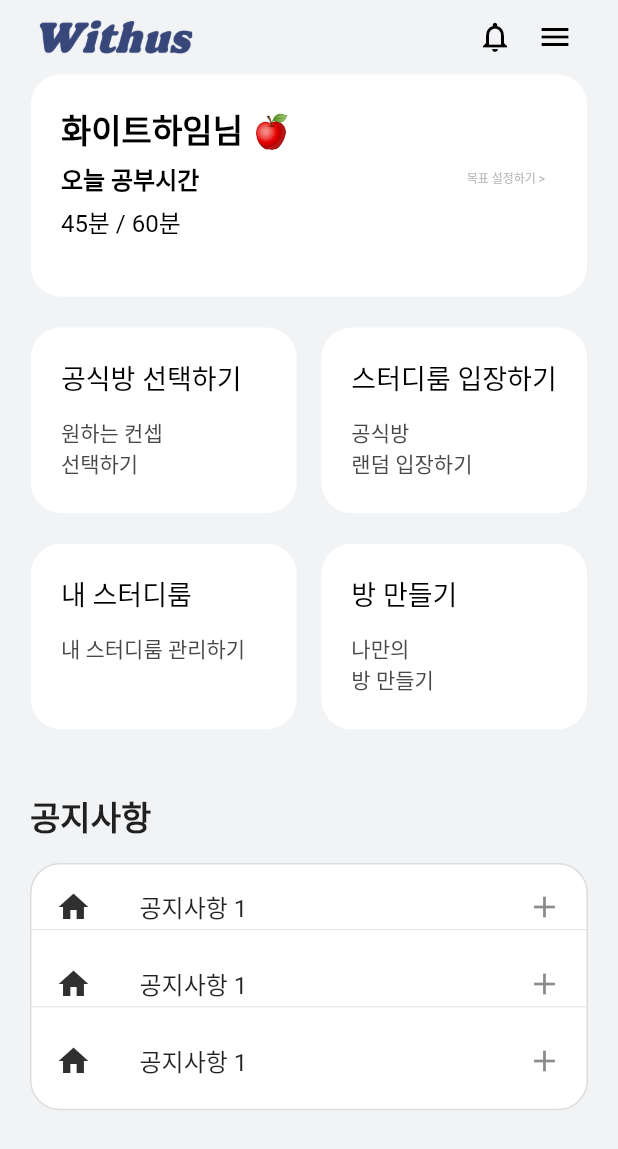
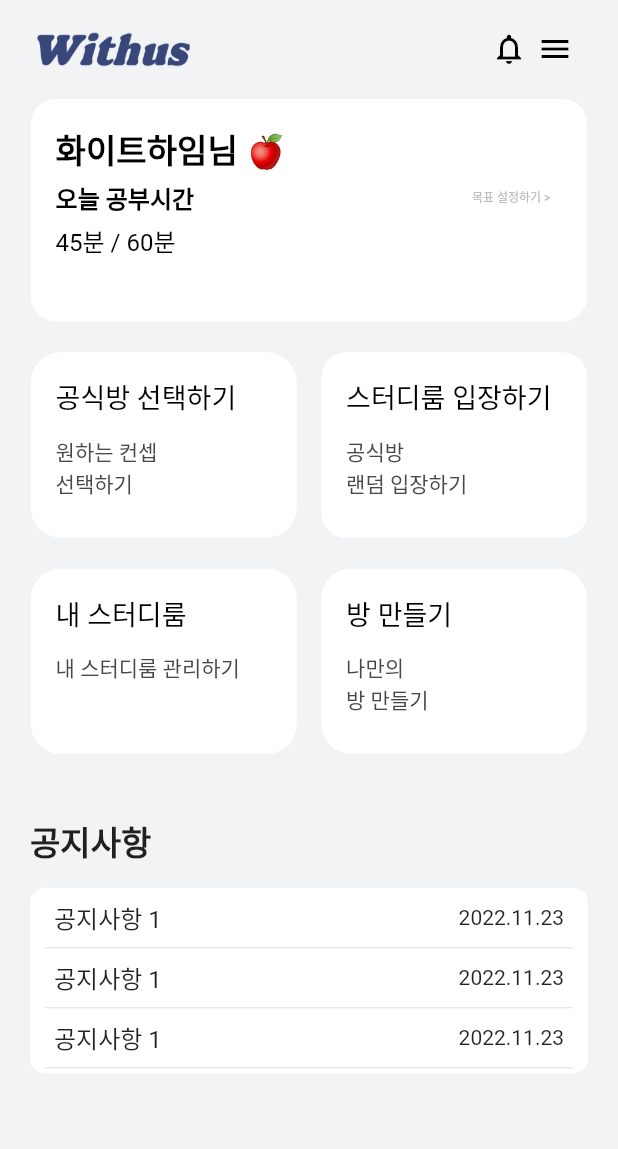
Before and after one commit to threeJob/withUs, a Flutter app: the screen it shows after launch, on a phone screen of 412 x 824 dp. Shown: the top 1149 px of the screen. Run offline on Flutter 3.47's test engine with Material 2 defaults, Android fonts, the phone set to English and light mode, and no system bars; our stand-ins replace get.

Commit message:
Design: update home_screen UI responsive

```diff
--- a/lib/screens/Home/home_screen.dart
+++ b/lib/screens/Home/home_screen.dart
@@ -13,12 +13,12 @@ class HomeScreen extends StatelessWidget {
     return CustomScaffold(
       backgroundColor: DScreenColor,
       appBar: AppBar(
-        toolbarHeight: screenHeight * 0.06,
+        toolbarHeight: screenHeight * 0.08,
         iconTheme: IconThemeData(color: Colors.black),
         elevation: 0,
         backgroundColor: DScreenColor,
         title: Padding(
-          padding: const EdgeInsets.only(left: 10),
+          padding: EdgeInsets.only(left: screenWidth * 0.02),
           child: Image.asset(
             "assets/images/logo.png",
             width: screenWidth * 0.25,
@@ -39,7 +39,7 @@ class HomeScreen extends StatelessWidget {
         actions: [
           IconButton(
             constraints: BoxConstraints(),
-            padding: EdgeInsets.only(right: 16),
+            padding: EdgeInsets.only(right: screenWidth * 0.016),
             icon: Icon(
               Icons.notifications_none,
             ),
@@ -58,11 +58,12 @@ class HomeScreen extends StatelessWidget {
               height: screenHeight * 0.18,
               child: ElevatedButton(
                 style: ElevatedButton.styleFrom(
-                  padding: EdgeInsets.all(20),
+                  padding: EdgeInsets.all(screenHeight * 0.02),
                   backgroundColor: Colors.white,
                   elevation: 0,
                   shape: RoundedRectangleBorder(
-                      borderRadius: BorderRadius.circular(20) //모서리
+                      borderRadius:
+                          BorderRadius.circular(screenHeight * 0.02) //모서리
                       ), //테두리
                   // maximumSize: screenWidth * 0.85,
                   // minimumSize: screenWidth * 0.85
@@ -132,7 +133,7 @@ class HomeScreen extends StatelessWidget {
                     child: ElevatedButton(
                         style: ElevatedButton.styleFrom(
                           backgroundColor: Colors.white,
-                          padding: EdgeInsets.all(20),
+                          padding: EdgeInsets.all(screenHeight * 0.02),
                           elevation: 0,
                           shape: RoundedRectangleBorder(
                               borderRadius: BorderRadius.circular(20) //모서리
@@ -172,10 +173,12 @@ class HomeScreen extends StatelessWidget {
                     child: ElevatedButton(
                         style: ElevatedButton.styleFrom(
                           backgroundColor: Colors.white,
-                          padding: EdgeInsets.fromLTRB(20, 20, 0, 20),
+                          padding: EdgeInsets.fromLTRB(screenHeight * 0.02,
+                              screenHeight * 0.02, 0, screenHeight * 0.02),
                           elevation: 0,
                           shape: RoundedRectangleBorder(
-                              borderRadius: BorderRadius.circular(20) //모서리
+                              borderRadius: BorderRadius.circular(
+                                  screenHeight * 0.02) //모서리
                               ), //테두리
                           // maximumSize: screenWidth * 0.85,
                           // minimumSize: screenWidth * 0.85
@@ -223,7 +226,8 @@ class HomeScreen extends StatelessWidget {
                     child: ElevatedButton(
                         style: ElevatedButton.styleFrom(
                           backgroundColor: Colors.white,
-                          padding: EdgeInsets.fromLTRB(20, 20, 0, 20),
+                          padding: EdgeInsets.fromLTRB(screenHeight * 0.02,
+                              screenHeight * 0.02, 0, screenHeight * 0.02),
                           elevation: 0,
                           shape: RoundedRectangleBorder(
                               borderRadius: BorderRadius.circular(20) //모서리
@@ -263,7 +267,8 @@ class HomeScreen extends StatelessWidget {
                     child: ElevatedButton(
                         style: ElevatedButton.styleFrom(
                           backgroundColor: Colors.white,
-                          padding: EdgeInsets.fromLTRB(20, 20, 0, 20),
+                          padding: EdgeInsets.fromLTRB(screenHeight * 0.02,
+                              screenHeight * 0.02, 0, screenHeight * 0.02),
                           elevation: 0,
                           shape: RoundedRectangleBorder(
                               borderRadius: BorderRadius.circular(20) //모서리
@@ -313,67 +318,38 @@ class HomeScreen extends StatelessWidget {
             ),
             Container(
               margin: EdgeInsets.fromLTRB(20, 15, 20, 0),
-              height: screenHeight * 0.2,
+              height: screenHeight * 0.15,
               decoration: BoxDecoration(
-                  border: Border.all(width: 1, color: BGreyColor),
-                  borderRadius: BorderRadius.circular(20),
+                  // border: Border.all(width: 1, color: BGreyColor),
+                  borderRadius: BorderRadius.circular(10),
                   color: Colors.white),
               child: ListView.separated(
                 separatorBuilder: (BuildContext context, int index) =>
-                    const Divider(),
-                itemCount: 3,
+                    const Divider(
+                  height: 0,
+                  indent: 10,
+                  endIndent: 10,
+                ),
+                itemCount: 4,
                 itemBuilder: (BuildContext context, int index) {
                   return SizedBox(
-                    height: screenHeight * 0.043,
                     child: ListTile(
-                      leading: Icon(
-                        Icons.home,
-                        color: Colors.grey[850],
+                      visualDensity: VisualDensity(vertical: -4),
+                      title: Text(
+                        '공지사항 1',
+                        style: TextStyle(fontSize: 16),
                       ),
-                      title: Text('공지사항 1'),
                       onTap: () {
                         print('Home is clicked');
                       },
-                      trailing: Icon(Icons.add),
+                      trailing: Text(
+                        '2022.11.23',
+                        style: TextStyle(fontSize: 14),
+                      ),
                     ),
                   );
                 },
                 padding: EdgeInsets.zero,
-                // children: [
-                //   ListTile(
-                //     leading: Icon(
-                //       Icons.home,
-                //       color: Colors.grey[850],
-                //     ),
-                //     title: Text('공지사항 1'),
-                //     onTap: () {
-                //       print('Home is clicked');
-                //     },
-                //     trailing: Icon(Icons.add),
-                //   ),
-                //   ListTile(
-                //     leading: Icon(
-                //       Icons.settings,
-                //       color: Colors.grey[850],
-                //     ),
-                //     title: Text('공지사항 2'),
-                //     onTap: () {
-                //       print('Setting is clicked');
-                //     },
-                //     trailing: Icon(Icons.add),
-                //   ),
-                //   ListTile(
-                //     leading: Icon(
-                //       Icons.question_answer,
-                //       color: Colors.grey[850],
-                //     ),
-                //     title: Text('공지사항 3'),
-                //     onTap: () {
-                //       print('Q&A is clicked');
-                //     },
-                //     trailing: Icon(Icons.add),
-                //   ),
-                // ],
               ),
             ),
           ]),
```
Also changed, not shown: lib/main.dart (+0 -10 lines).
